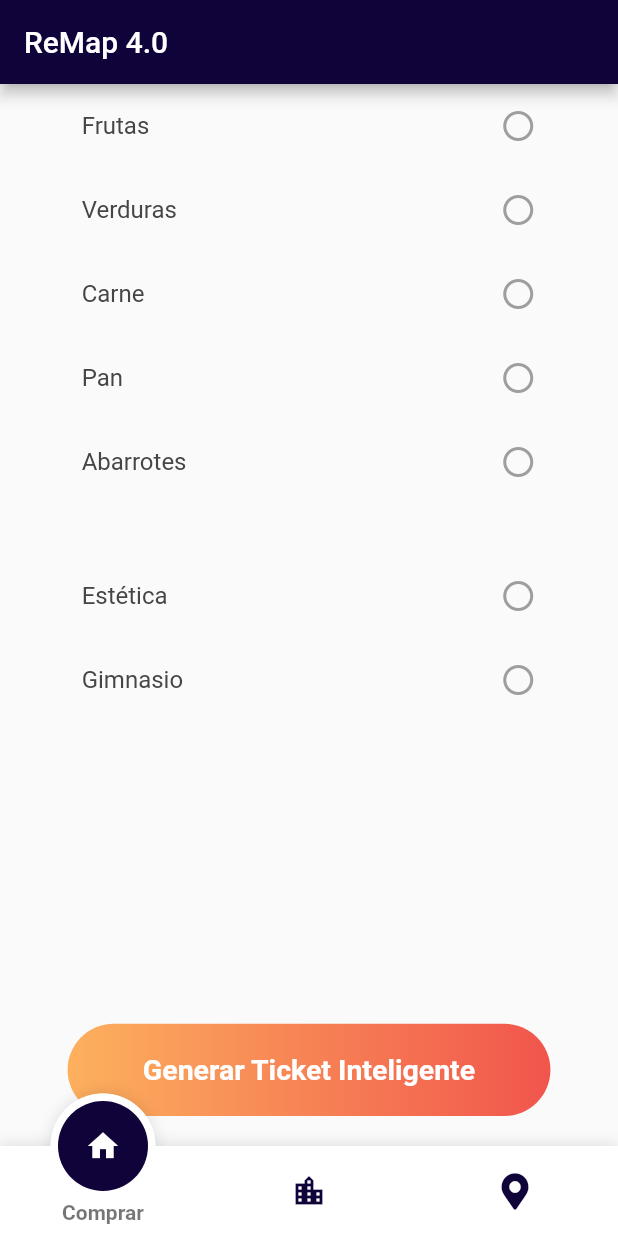
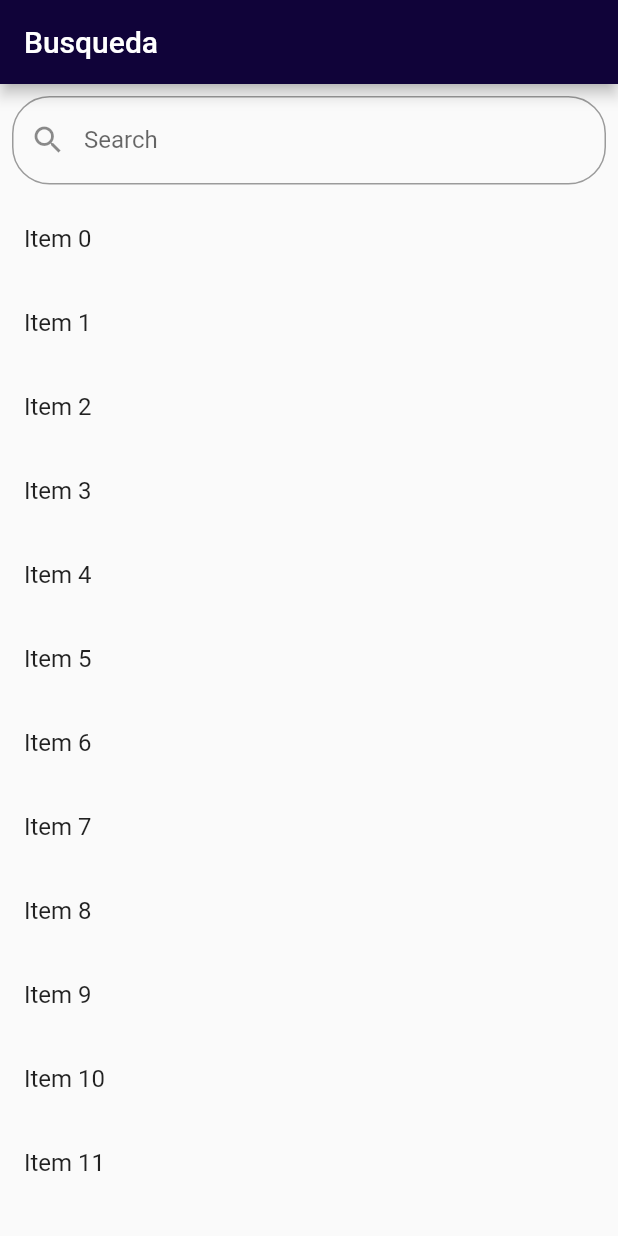
Before and after one commit to GonzaloAldana/remap, a Flutter app: the screen it shows after launch, on a phone screen of 412 x 824 dp. Run offline on Flutter 3.47's test engine with Material 2 defaults, Android fonts, the phone set to English and light mode, and no system bars; drawn by our look-alikes of fancy_bottom_navigation; our stand-ins replace cached_network_image, cloud_firestore, flutter_map, font_awesome_flutter, geolocator, latlong and 1 more; missing offline and left inert: dart:ffi, flutter_map_marker_cluster, loading_animations; accounts and stored records are empty; Roboto replaces fonts that are missing (Montserrat).

Commit message:
Created Search Screen

```diff
--- a/lib/main.dart
+++ b/lib/main.dart
@@ -1,5 +1,6 @@
 import 'package:flutter/material.dart';
 import 'package:remap/screens/NavigationBar.dart';
+import 'package:remap/screens/SearchScreen.dart';
 import 'package:remap/utils/constants.dart';
 
 void main() => runApp(MyConstants(child: MyApp()));
@@ -17,7 +18,9 @@ class MyApp extends StatelessWidget {
         fontFamily: MyConstants.of(context).fontFamily,
         primarySwatch: Colors.blue,
       ),
-      home: SafeArea(child: NavigationBar()),
+      home: SafeArea(
+          child: // NavigationBar()
+              SearchScreen()),
     );
   }
 }
--- /dev/null
+++ b/lib/screens/SearchScreen.dart
@@ -0,0 +1,60 @@
+import 'package:flutter/material.dart';
+
+class SearchScreen extends StatefulWidget {
+  SearchScreen({Key key}) : super(key: key);
+
+  @override
+  _SearchScreenState createState() => _SearchScreenState();
+}
+
+class _SearchScreenState extends State<SearchScreen> {
+  TextEditingController editingController = TextEditingController();
+
+  final duplicateItems = List<String>.generate(10000, (i) => "Item $i");
+  var items = List<String>();
+
+  @override
+  void initState() {
+    items.addAll(duplicateItems);
+    super.initState();
+  }
+
+  @override
+  Widget build(BuildContext context) {
+    return Scaffold(
+      appBar: AppBar(
+        title: Text('Busqueda'),
+      ),
+      body: Container(
+        child: Column(
+          children: <Widget>[
+            Padding(
+              padding: const EdgeInsets.all(8.0),
+              child: TextField(
+                onChanged: (value) {},
+                controller: editingController,
+                decoration: InputDecoration(
+                    labelText: "Search",
+                    hintText: "Search",
+                    prefixIcon: Icon(Icons.search),
+                    border: OutlineInputBorder(
+                        borderRadius: BorderRadius.all(Radius.circular(25.0)))),
+              ),
+            ),
+            Expanded(
+              child: ListView.builder(
+                shrinkWrap: true,
+                itemCount: items.length,
+                itemBuilder: (context, index) {
+                  return ListTile(
+                    title: Text('${items[index]}'),
+                  );
+                },
+              ),
+            ),
+          ],
+        ),
+      ),
+    );
+  }
+}
--- a/pubspec.yaml
+++ b/pubspec.yaml
@@ -34,6 +34,8 @@ dependencies:
   geolocator: ^5.3.1
   url_launcher: ^5.4.2
   intl: ^0.16.1
+  just_debounce_it: ^3.0.0+2
+  dio: ^3.0.9
 
 dev_dependencies:
   flutter_test:
```
